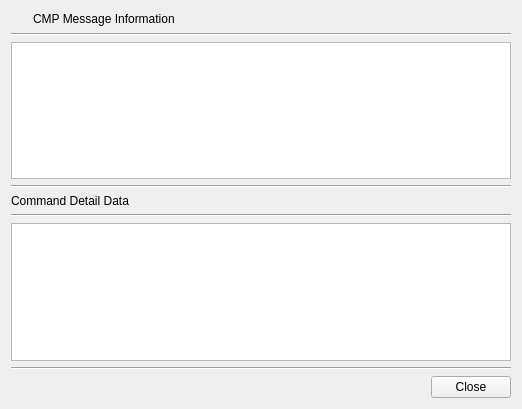
Old version of the form BerEditor/cmp_info_dlg.ui in the repository jykim74/BerEditor.
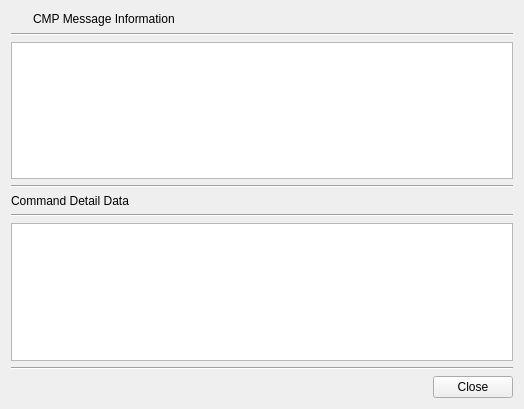
New version of the form. Icons and pictures are not drawn.

```diff
--- a/BerEditor/cmp_info_dlg.ui
+++ b/BerEditor/cmp_info_dlg.ui
@@ -6,7 +6,7 @@
    <rect>
     <x>0</x>
     <y>0</y>
-    <width>518</width>
+    <width>524</width>
     <height>409</height>
    </rect>
   </property>
```
Left out of the diff: 2 changed lines with no effect on the pictures.
